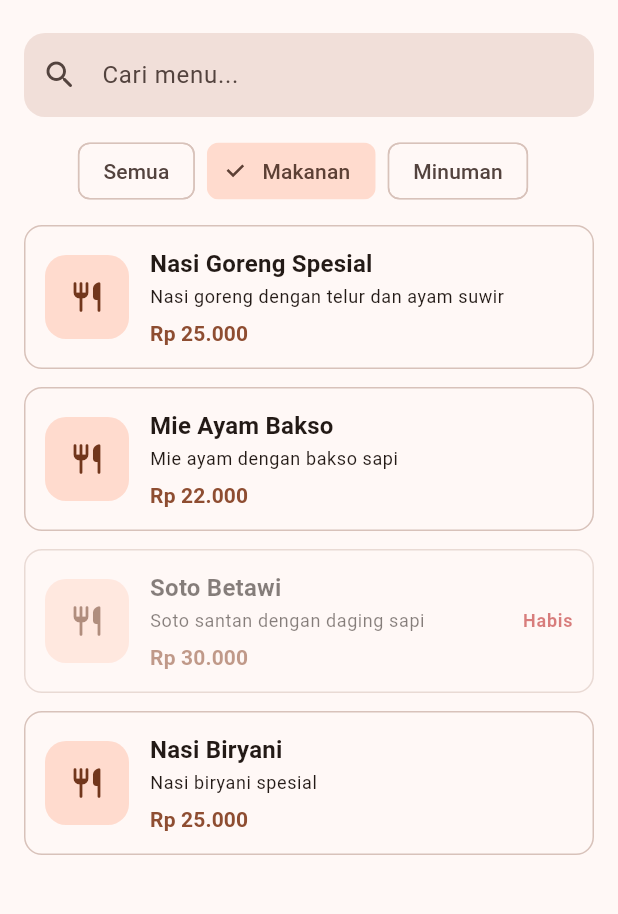
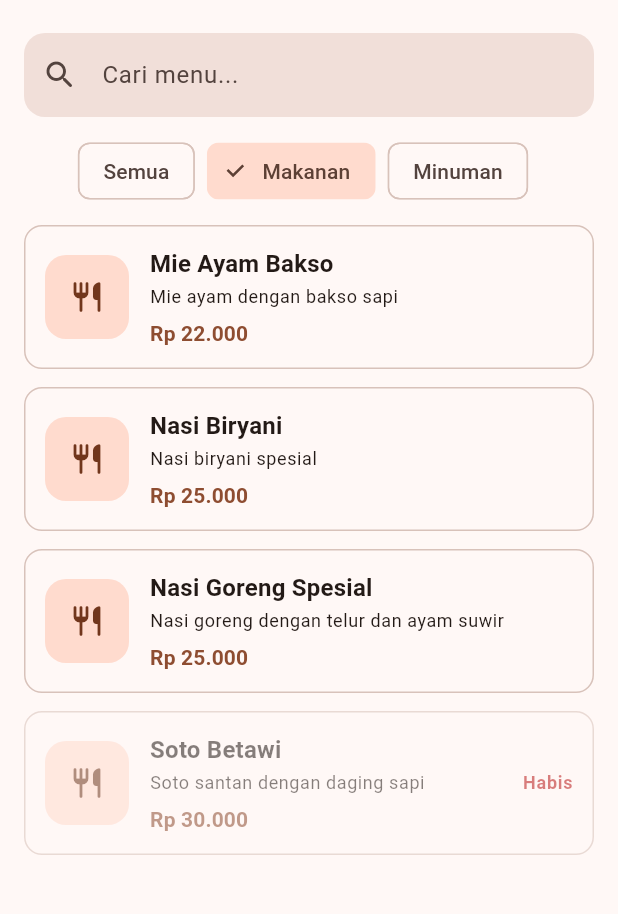
Before and after one commit to Bamz666/eatik-app, a Flutter app: the screen it shows after launch, after a tap on "Makanan", on a phone screen of 412 x 824 dp, the part 63-977 px from its top. Run offline on Flutter 3.47's test engine with Material 3 defaults, Android fonts, the phone set to English and light mode, and no system bars; our stand-ins replace equatable.

Commit message:
feat: terapkan clean architecture pada fitur menu

```diff
--- /dev/null
+++ b/lib/core/error/failure.dart
@@ -0,0 +1,26 @@
+import 'package:equatable/equatable.dart';
+
+sealed class Failure extends Equatable {
+  const Failure(this.message);
+
+  final String message;
+
+  @override
+  List<Object?> get props => [message];
+}
+
+final class NetworkFailure extends Failure {
+  const NetworkFailure([super.message = 'Tidak ada koneksi internet.']);
+}
+
+final class ParsingFailure extends Failure {
+  const ParsingFailure([
+    super.message = 'Data dari server tidak sesuai format.',
+  ]);
+}
+
+final class UnknownFailure extends Failure {
+  const UnknownFailure([
+    super.message = 'Terjadi kesalahan yang tidak diketahui.',
+  ]);
+}
--- /dev/null
+++ b/lib/core/error/result.dart
@@ -0,0 +1,17 @@
+import 'package:eatik_app/core/error/failure.dart';
+
+sealed class Result<T> {
+  const Result();
+}
+
+final class Success<T> extends Result<T> {
+  const Success(this.data);
+
+  final T data;
+}
+
+final class Failed<T> extends Result<T> {
+  const Failed(this.failure);
+
+  final Failure failure;
+}
--- /dev/null
+++ b/lib/features/menu/data/datasources/menu_fake_remote_data_source.dart
@@ -0,0 +1,103 @@
+import 'dart:io';
+
+import 'package:eatik_app/features/menu/data/datasources/menu_remote_data_source.dart';
+import 'package:eatik_app/features/menu/data/models/menu_model.dart';
+
+class MenuFakeRemoteDataSource implements MenuRemoteDataSource {
+  const MenuFakeRemoteDataSource({this.simulasiOffline = false});
+
+  /// Ubah menjadi true untuk melihat penanganan error pada UI.
+  final bool simulasiOffline;
+
+  static const List<Map<String, dynamic>> _json = [
+    {
+      'id': 1,
+      'nama': 'Nasi Goreng Spesial',
+      'harga': 25000.0,
+      'deskripsi': 'Nasi goreng dengan telur dan ayam suwir',
+      'kategori': 'MAKANAN',
+      'foto': null,
+      'status': 'TERSEDIA',
+    },
+    {
+      'id': 2,
+      'nama': 'Mie Ayam Bakso',
+      'harga': 22000.0,
+      'deskripsi': 'Mie ayam dengan bakso sapi',
+      'kategori': 'MAKANAN',
+      'foto': null,
+      'status': 'TERSEDIA',
+    },
+    {
+      'id': 3,
+      'nama': 'Soto Betawi',
+      'harga': 30000.0,
+      'deskripsi': 'Soto santan dengan daging sapi',
+      'kategori': 'MAKANAN',
+      'foto': null,
+      'status': 'HABIS',
+    },
+    {
+      'id': 4,
+      'nama': 'Nasi Biryani',
+      'harga': 25000.0,
+      'deskripsi': 'Nasi biryani spesial',
+      'kategori': 'MAKANAN',
+      'foto': null,
+      'status': 'TERSEDIA',
+    },
+    {
+      'id': 5,
+      'nama': 'Es Teh Manis',
+      'harga': 5000.0,
+      'deskripsi': 'Teh dingin dengan gula',
+      'kategori': 'MINUMAN',
+      'foto': null,
+      'status': 'TERSEDIA',
+    },
+    {
+      'id': 6,
+      'nama': 'Jus Alpukat',
+      'harga': 15000.0,
+      'deskripsi': 'Jus alpukat dengan susu cokelat',
+      'kategori': 'MINUMAN',
+      'foto': null,
+      'status': 'TERSEDIA',
+    },
+    {
+      'id': 7,
+      'nama': 'Kopi Susu Gula Aren',
+      'harga': 18000.0,
+      'deskripsi': 'Kopi susu dengan gula aren',
+      'kategori': 'MINUMAN',
+      'foto': null,
+      'status': 'TERSEDIA',
+    },
+    {
+      'id': 8,
+      'nama': 'Es Jeruk',
+      'harga': 8000.0,
+      'deskripsi': 'Perasan jeruk segar',
+      'kategori': 'MINUMAN',
+      'foto': null,
+      'status': 'HABIS',
+    },
+  ];
+
+  @override
+  Future<List<MenuModel>> fetchMenus({String? nama, String? kategori}) async {
+    await Future<void>.delayed(const Duration(milliseconds: 600));
+
+    if (simulasiOffline) {
+      throw const SocketException('Simulasi: tidak ada koneksi');
+    }
+
+    final kataKunci = nama?.trim().toLowerCase() ?? '';
+
+    return _json.map(MenuModel.fromJson).where((menu) {
+      final cocokNama = menu.nama.toLowerCase().contains(kataKunci);
+      final cocokKategori = kategori == null || menu.kategori == kategori;
+      return cocokNama && cocokKategori;
+    }).toList();
+  }
+}
--- /dev/null
+++ b/lib/features/menu/data/datasources/menu_remote_data_source.dart
@@ -0,0 +1,5 @@
+import 'package:eatik_app/features/menu/data/models/menu_model.dart';
+
+abstract interface class MenuRemoteDataSource {
+  Future<List<MenuModel>> fetchMenus({String? nama, String? kategori});
+}
--- /dev/null
+++ b/lib/features/menu/data/models/menu_model.dart
@@ -0,0 +1,58 @@
+import 'package:eatik_app/features/menu/domain/entities/menu.dart';
+import 'package:json_annotation/json_annotation.dart';
+
+part 'menu_model.g.dart';
+
+@JsonSerializable()
+class MenuModel {
+  const MenuModel({
+    required this.id,
+    required this.nama,
+    required this.harga,
+    required this.kategori,
+    this.deskripsi,
+    this.foto,
+    this.status,
+  });
+
+  factory MenuModel.fromJson(Map<String, dynamic> json) =>
+      _$MenuModelFromJson(json);
+
+  final int id;
+  final String nama;
+  final double harga;
+  final String? deskripsi;
+  final String kategori;
+  final String? foto;
+  final String? status;
+
+  Map<String, dynamic> toJson() => _$MenuModelToJson(this);
+
+  Menu toEntity() {
+    return Menu(
+      id: id,
+      nama: nama,
+      harga: harga,
+      deskripsi: deskripsi,
+      foto: foto,
+      kategori: _parseKategori(kategori),
+      status: _parseStatus(status),
+    );
+  }
+}
+
+KategoriMenu _parseKategori(String value) {
+  return switch (value.toUpperCase()) {
+    'MAKANAN' => KategoriMenu.makanan,
+    'MINUMAN' => KategoriMenu.minuman,
+    _ => throw FormatException('Kategori tidak dikenal: $value'),
+  };
+}
+
+StatusMenu _parseStatus(String? value) {
+  return switch (value?.toUpperCase()) {
+    'HABIS' => StatusMenu.habis,
+    'TERSEDIA' || null => StatusMenu.tersedia,
+    _ => throw FormatException('Status tidak dikenal: $value'),
+  };
+}
--- a/lib/features/menu/data/repositories/menu_repository_impl.dart
+++ b/lib/features/menu/data/repositories/menu_repository_impl.dart
@@ -1,86 +1,34 @@
+import 'dart:io';
+
+import 'package:eatik_app/core/error/failure.dart';
+import 'package:eatik_app/core/error/result.dart';
+import 'package:eatik_app/features/menu/data/datasources/menu_remote_data_source.dart';
 import 'package:eatik_app/features/menu/domain/entities/menu.dart';
 import 'package:eatik_app/features/menu/domain/repositories/menu_repository.dart';
 
 class MenuRepositoryImpl implements MenuRepository {
-  const MenuRepositoryImpl();
+  const MenuRepositoryImpl(this._remoteDataSource);
 
-  static const List<Menu> _data = [
-    Menu(
-      id: 1,
-      nama: 'Nasi Goreng Spesial',
-      harga: 25000,
-      deskripsi: 'Nasi goreng dengan telur dan ayam suwir',
-      kategori: KategoriMenu.makanan,
-      status: StatusMenu.tersedia,
-    ),
-    Menu(
-      id: 2,
-      nama: 'Mie Ayam Bakso',
-      harga: 22000,
-      deskripsi: 'Mie ayam dengan bakso sapi',
-      kategori: KategoriMenu.makanan,
-      status: StatusMenu.tersedia,
-    ),
-    Menu(
-      id: 3,
-      nama: 'Soto Betawi',
-      harga: 30000,
-      deskripsi: 'Soto santan dengan daging sapi',
-      kategori: KategoriMenu.makanan,
-      status: StatusMenu.habis,
-    ),
-    Menu(
-      id: 4,
-      nama: 'Nasi Biryani',
-      harga: 25000,
-      deskripsi: 'Nasi biryani spesial',
-      kategori: KategoriMenu.makanan,
-      status: StatusMenu.tersedia,
-    ),
-    Menu(
-      id: 5,
-      nama: 'Es Teh Manis',
-      harga: 5000,
-      deskripsi: 'Teh dingin dengan gula',
-      kategori: KategoriMenu.minuman,
-      status: StatusMenu.tersedia,
-    ),
-    Menu(
-      id: 6,
-      nama: 'Jus Alpukat',
-      harga: 15000,
-      deskripsi: 'Jus alpukat dengan susu cokelat',
-      kategori: KategoriMenu.minuman,
-      status: StatusMenu.tersedia,
-    ),
-    Menu(
-      id: 7,
-      nama: 'Kopi Susu Gula Aren',
-      harga: 18000,
-      deskripsi: 'Kopi susu dengan gula aren',
-      kategori: KategoriMenu.minuman,
-      status: StatusMenu.tersedia,
-    ),
-    Menu(
-      id: 8,
-      nama: 'Es Jeruk',
-      harga: 8000,
-      deskripsi: 'Perasan jeruk segar',
-      kategori: KategoriMenu.minuman,
-      status: StatusMenu.habis,
-    ),
-  ];
+  final MenuRemoteDataSource _remoteDataSource;
 
   @override
-  Future<List<Menu>> getMenus({String? nama, KategoriMenu? kategori}) async {
-    await Future<void>.delayed(const Duration(milliseconds: 600));
-
-    final kataKunci = nama?.trim().toLowerCase() ?? '';
-
-    return _data.where((menu) {
-      final cocokNama = menu.nama.toLowerCase().contains(kataKunci);
-      final cocokKategori = kategori == null || menu.kategori == kategori;
-      return cocokNama && cocokKategori;
-    }).toList();
+  Future<Result<List<Menu>>> getMenus({
+    String? nama,
+    KategoriMenu? kategori,
+  }) async {
+    try {
+      final models = await _remoteDataSource.fetchMenus(
+        nama: nama,
+        // Nama enum 'makanan' menjadi 'MAKANAN' sesuai nilai pada API.
+        kategori: kategori?.name.toUpperCase(),
+      );
+      return Success(models.map((model) => model.toEntity()).toList());
+    } on SocketException {
+      return const Failed(NetworkFailure());
+    } on FormatException {
+      return const Failed(ParsingFailure());
+    } on Exception {
+      return const Failed(UnknownFailure());
+    }
   }
 }
--- a/lib/features/menu/domain/entities/menu.dart
+++ b/lib/features/menu/domain/entities/menu.dart
@@ -1,8 +1,10 @@
+import 'package:equatable/equatable.dart';
+
 enum KategoriMenu { makanan, minuman }
 
 enum StatusMenu { tersedia, habis }
 
-class Menu {
+class Menu extends Equatable {
   const Menu({
     required this.id,
     required this.nama,
@@ -10,6 +12,7 @@ class Menu {
     required this.kategori,
     required this.status,
     this.deskripsi,
+    this.foto,
   });
 
   final int id;
@@ -17,7 +20,19 @@ class Menu {
   final double harga;
   final String? deskripsi;
   final KategoriMenu kategori;
+  final String? foto;
   final StatusMenu status;
 
   bool get tersedia => status == StatusMenu.tersedia;
+
+  @override
+  List<Object?> get props => [
+    id,
+    nama,
+    harga,
+    deskripsi,
+    kategori,
+    foto,
+    status,
+  ];
 }
--- a/lib/features/menu/domain/repositories/menu_repository.dart
+++ b/lib/features/menu/domain/repositories/menu_repository.dart
@@ -1,5 +1,6 @@
+import 'package:eatik_app/core/error/result.dart';
 import 'package:eatik_app/features/menu/domain/entities/menu.dart';
 
 abstract interface class MenuRepository {
-  Future<List<Menu>> getMenus({String? nama, KategoriMenu? kategori});
+  Future<Result<List<Menu>>> getMenus({String? nama, KategoriMenu? kategori});
 }
--- /dev/null
+++ b/lib/features/menu/domain/usecases/get_menus.dart
@@ -0,0 +1,35 @@
+import 'package:eatik_app/core/error/result.dart';
+import 'package:eatik_app/features/menu/domain/entities/menu.dart';
+import 'package:eatik_app/features/menu/domain/repositories/menu_repository.dart';
+
+class GetMenus {
+  const GetMenus(this._repository);
+
+  final MenuRepository _repository;
+
+  Future<Result<List<Menu>>> call({
+    String? nama,
+    KategoriMenu? kategori,
+  }) async {
+    final result = await _repository.getMenus(
+      nama: nama?.trim(),
+      kategori: kategori,
+    );
+
+    return switch (result) {
+      Success(:final data) => Success(_urutkan(data)),
+      Failed() => result,
+    };
+  }
+
+  List<Menu> _urutkan(List<Menu> daftar) {
+    final hasil = [...daftar];
+    hasil.sort((a, b) {
+      if (a.status != b.status) {
+        return a.status == StatusMenu.tersedia ? -1 : 1;
+      }
+      return a.nama.compareTo(b.nama);
+    });
+    return hasil;
+  }
+}
--- a/lib/features/menu/presentation/pages/menu_page.dart
+++ b/lib/features/menu/presentation/pages/menu_page.dart
@@ -1,8 +1,10 @@
 import 'dart:async';
 
+import 'package:eatik_app/core/error/result.dart';
+import 'package:eatik_app/features/menu/data/datasources/menu_fake_remote_data_source.dart';
 import 'package:eatik_app/features/menu/data/repositories/menu_repository_impl.dart';
 import 'package:eatik_app/features/menu/domain/entities/menu.dart';
-import 'package:eatik_app/features/menu/domain/repositories/menu_repository.dart';
+import 'package:eatik_app/features/menu/domain/usecases/get_menus.dart';
 import 'package:eatik_app/features/menu/presentation/widgets/menu_card.dart';
 import 'package:flutter/material.dart';
 
@@ -14,10 +16,15 @@ class MenuPage extends StatefulWidget {
 }
 
 class _MenuPageState extends State<MenuPage> {
-  final MenuRepository _repository = const MenuRepositoryImpl();
+  // Sementara: dependency dibuat langsung di sini (hard dependency).
+  // Akan dirapikan dengan Riverpod (Modul 2) dan DI (Modul 3).
+  final GetMenus _getMenus = const GetMenus(
+    MenuRepositoryImpl(MenuFakeRemoteDataSource()),
+  );
 
   List<Menu> _menus = const [];
   bool _sedangMemuat = true;
+  String? _pesanError;
   String _kataKunci = '';
   KategoriMenu? _kategori;
 
@@ -28,17 +35,22 @@ class _MenuPageState extends State<MenuPage> {
   }
 
   Future<void> _muat() async {
-    setState(() => _sedangMemuat = true);
+    setState(() {
+      _sedangMemuat = true;
+      _pesanError = null;
+    });
 
-    final hasil = await _repository.getMenus(
-      nama: _kataKunci,
-      kategori: _kategori,
-    );
+    final hasil = await _getMenus(nama: _kataKunci, kategori: _kategori);
 
     if (!mounted) return;
     setState(() {
-      _menus = hasil;
       _sedangMemuat = false;
+      switch (hasil) {
+        case Success(:final data):
+          _menus = data;
+        case Failed(:final failure):
+          _pesanError = failure.message;
+      }
     });
   }
 
@@ -104,9 +116,16 @@ class _MenuPageState extends State<MenuPage> {
     if (_sedangMemuat) {
       return const Center(child: CircularProgressIndicator());
     }
+
+    final pesan = _pesanError;
+    if (pesan != null) {
+      return _PesanError(pesan: pesan, onCobaLagi: () => unawaited(_muat()));
+    }
+
     if (_menus.isEmpty) {
       return const Center(child: Text('Menu tidak ditemukan'));
     }
+
     return ListView.separated(
       padding: const EdgeInsets.fromLTRB(16, 0, 16, 24),
       itemCount: _menus.length,
@@ -115,3 +134,34 @@ class _MenuPageState extends State<MenuPage> {
     );
   }
 }
+
+class _PesanError extends StatelessWidget {
+  const _PesanError({required this.pesan, required this.onCobaLagi});
+
+  final String pesan;
+  final VoidCallback onCobaLagi;
+
+  @override
+  Widget build(BuildContext context) {
+    final scheme = Theme.of(context).colorScheme;
+
+    return Center(
+      child: Padding(
+        padding: const EdgeInsets.all(32),
+        child: Column(
+          mainAxisSize: MainAxisSize.min,
+          children: [
+            Icon(Icons.cloud_off_rounded, size: 48, color: scheme.outline),
+            const SizedBox(height: 16),
+            Text(pesan, textAlign: TextAlign.center),
+            const SizedBox(height: 16),
+            FilledButton.tonal(
+              onPressed: onCobaLagi,
+              child: const Text('Coba Lagi'),
+            ),
+          ],
+        ),
+      ),
+    );
+  }
+}
```
Also changed, not shown: lib/features/menu/data/models/menu_model.g.dart (added).
